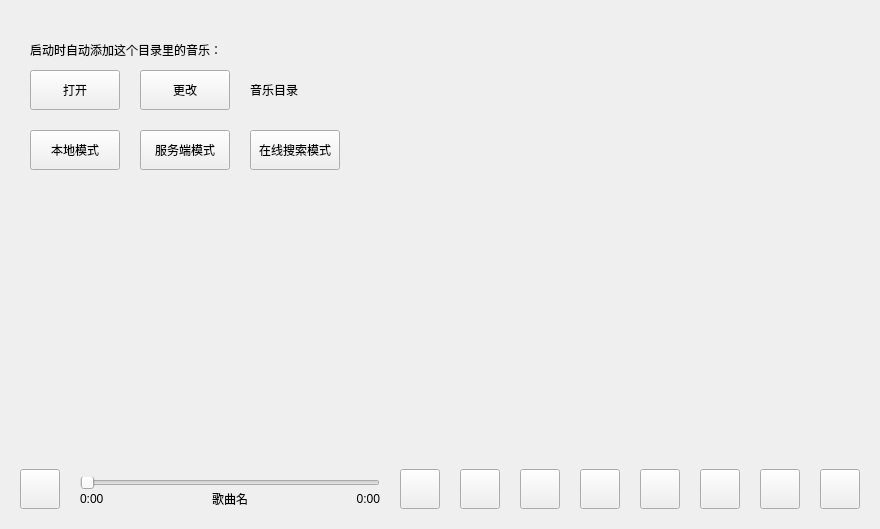
The window that widget.ui (whdicu/OnePlayer) describes before a commit, drawn with Qt 5.
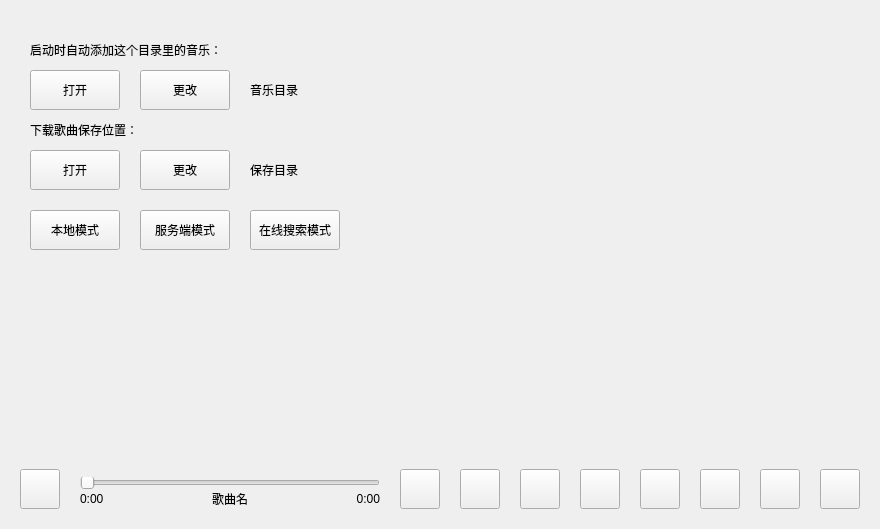
The same window after the commit. The open tabs and pages were chosen to show the change. Icons and pictures are not drawn. Custom widgets are drawn as their Qt base class.

Commit message: 1.增加歌曲下载功能 2.增加显示在线音乐图片功能 3.修复搜索框无法退格的问题

```diff
--- a/widget.ui
+++ b/widget.ui
@@ -787,7 +787,7 @@
      <property name="geometry">
       <rect>
        <x>30</x>
-       <y>130</y>
+       <y>210</y>
        <width>90</width>
        <height>40</height>
       </rect>
@@ -808,7 +808,7 @@
      <property name="geometry">
       <rect>
        <x>140</x>
-       <y>130</y>
+       <y>210</y>
        <width>90</width>
        <height>40</height>
       </rect>
@@ -829,7 +829,7 @@
      <property name="geometry">
       <rect>
        <x>250</x>
-       <y>130</y>
+       <y>210</y>
        <width>90</width>
        <height>40</height>
       </rect>
@@ -846,6 +846,90 @@
       <string>在线搜索模式</string>
      </property>
     </widget>
+    <widget class="QPushButton" name="btn_change_dir_download">
+     <property name="geometry">
+      <rect>
+       <x>140</x>
+       <y>150</y>
+       <width>90</width>
+       <height>40</height>
+      </rect>
+     </property>
+     <property name="font">
+      <font>
+       <family>.萍方-简0</family>
+      </font>
+     </property>
+     <property name="cursor">
+      <cursorShape>PointingHandCursor</cursorShape>
+     </property>
+     <property name="text">
+      <string>更改</string>
+     </property>
+    </widget>
+    <widget class="QPushButton" name="btn_open_dir_download">
+     <property name="geometry">
+      <rect>
+       <x>30</x>
+       <y>150</y>
+       <width>90</width>
+       <height>40</height>
+      </rect>
+     </property>
+     <property name="font">
+      <font>
+       <family>.萍方-简0</family>
+      </font>
+     </property>
+     <property name="cursor">
+      <cursorShape>PointingHandCursor</cursorShape>
+     </property>
+     <property name="text">
+      <string>打开</string>
+     </property>
+    </widget>
+    <widget class="QLabel" name="label_2">
+     <property name="geometry">
+      <rect>
+       <x>30</x>
+       <y>110</y>
+       <width>800</width>
+       <height>40</height>
+      </rect>
+     </property>
+     <property name="sizePolicy">
+      <sizepolicy hsizetype="Fixed" vsizetype="Fixed">
+       <horstretch>0</horstretch>
+       <verstretch>0</verstretch>
+      </sizepolicy>
+     </property>
+     <property name="font">
+      <font>
+       <family>.萍方-简0</family>
+      </font>
+     </property>
+     <property name="text">
+      <string>下载歌曲保存位置：</string>
+     </property>
+    </widget>
+    <widget class="QLabel" name="label_dir_download">
+     <property name="geometry">
+      <rect>
+       <x>250</x>
+       <y>150</y>
+       <width>580</width>
+       <height>40</height>
+      </rect>
+     </property>
+     <property name="font">
+      <font>
+       <family>.萍方-简0</family>
+      </font>
+     </property>
+     <property name="text">
+      <string>保存目录</string>
+     </property>
+    </widget>
    </widget>
    <widget class="QWidget" name="p">
     <widget class="QLabel" name="label_mask">
```
Left out of the diff: 58 changed lines with no effect on the pictures. The commit also changes 6 other files.
